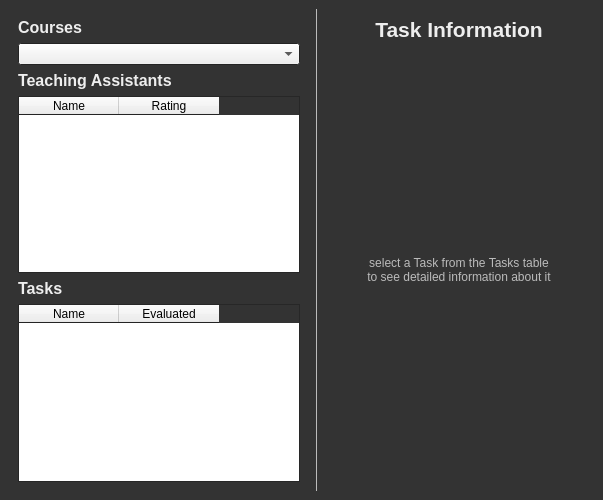
Before: the Qt Designer form TAEval-Client/instructorwindow.ui in wfairclough/TAE, drawn with Qt 5.
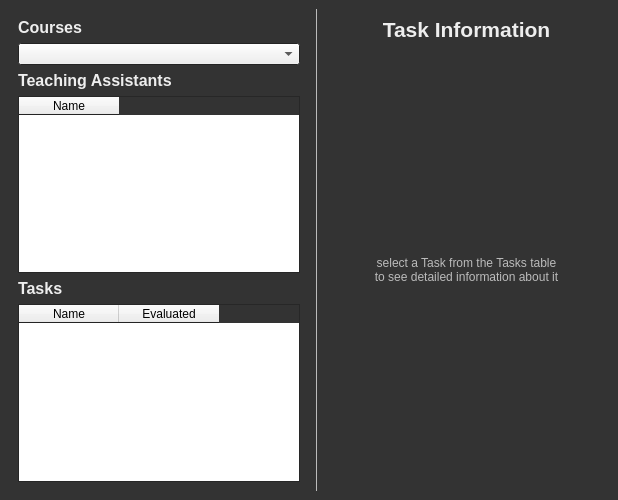
After: the same form once the commit is applied.

```diff
--- a/TAEval-Client/instructorwindow.ui
+++ b/TAEval-Client/instructorwindow.ui
@@ -6,7 +6,7 @@
    <rect>
     <x>0</x>
     <y>0</y>
-    <width>600</width>
+    <width>618</width>
     <height>500</height>
    </rect>
   </property>
@@ -138,11 +138,6 @@
            <string>Name</string>
           </property>
          </column>
-         <column>
-          <property name="text">
-           <string>Rating</string>
-          </property>
-         </column>
         </widget>
        </item>
        <item>
```
Left out of the diff: 2 changed lines with no effect on the pictures.
